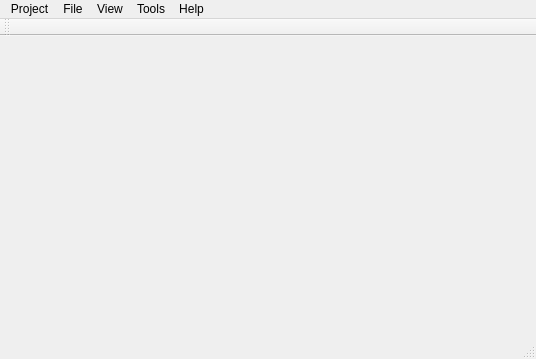
Old version of the form polpcontrol/mainwindow.ui in the repository serjinio/polp.
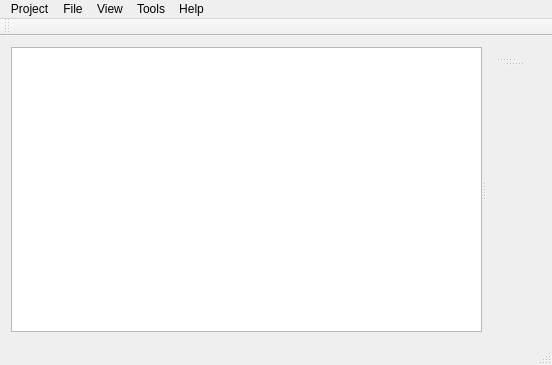
New version of the form.

Commit message: Implemented GUI carcass

Diff of the .ui file:
```diff
--- a/polpcontrol/mainwindow.ui
+++ b/polpcontrol/mainwindow.ui
@@ -6,20 +6,81 @@
    <rect>
     <x>0</x>
     <y>0</y>
-    <width>536</width>
-    <height>359</height>
+    <width>552</width>
+    <height>365</height>
    </rect>
   </property>
   <property name="windowTitle">
    <string>MainWindow</string>
   </property>
-  <widget class="QWidget" name="centralWidget"/>
+  <property name="unifiedTitleAndToolBarOnMac">
+   <bool>false</bool>
+  </property>
+  <widget class="QWidget" name="centralWidget">
+   <layout class="QHBoxLayout" name="horizontalLayout">
+    <item>
+     <widget class="QSplitter" name="leftsplitter">
+      <property name="sizePolicy">
+       <sizepolicy hsizetype="Preferred" vsizetype="Minimum">
+        <horstretch>0</horstretch>
+        <verstretch>0</verstretch>
+       </sizepolicy>
+      </property>
+      <property name="orientation">
+       <enum>Qt::Horizontal</enum>
+      </property>
+      <widget class="QListView" name="projectView">
+       <property name="sizePolicy">
+        <sizepolicy hsizetype="Preferred" vsizetype="Preferred">
+         <horstretch>0</horstretch>
+         <verstretch>0</verstretch>
+        </sizepolicy>
+       </property>
+      </widget>
+      <widget class="QWidget" name="widget" native="true">
+       <layout class="QHBoxLayout" name="horizontalLayout_2">
+        <item>
+         <widget class="QSplitter" name="toolsplitter">
+          <property name="sizePolicy">
+           <sizepolicy hsizetype="Preferred" vsizetype="Minimum">
+            <horstretch>0</horstretch>
+            <verstretch>0</verstretch>
+           </sizepolicy>
+          </property>
+          <property name="orientation">
+           <enum>Qt::Vertical</enum>
+          </property>
+          <widget class="QSplitter" name="analesersplitter">
+           <property name="orientation">
+            <enum>Qt::Horizontal</enum>
+           </property>
+           <widget class="QSplitter" name="viewsplitter">
+            <property name="orientation">
+             <enum>Qt::Vertical</enum>
+            </property>
+            <widget class="QStackedWidget" name="viewstackedWidget"/>
+            <widget class="QStackedWidget" name="controlstackedWidget"/>
+           </widget>
+           <widget class="QStackedWidget" name="analyserstackedWidget">
+            <widget class="QWidget" name="page"/>
+            <widget class="QWidget" name="page_2"/>
+           </widget>
+          </widget>
+          <widget class="QWidget" name="toolswidget" native="true"/>
+         </widget>
+        </item>
+       </layout>
+      </widget>
+     </widget>
+    </item>
+   </layout>
+  </widget>
   <widget class="QMenuBar" name="menuBar">
    <property name="geometry">
     <rect>
      <x>0</x>
      <y>0</y>
-     <width>536</width>
+     <width>552</width>
      <height>22</height>
     </rect>
    </property>
```
Left out of the diff: 3 changed lines with no effect on the pictures. The commit also changes 6 other files.
